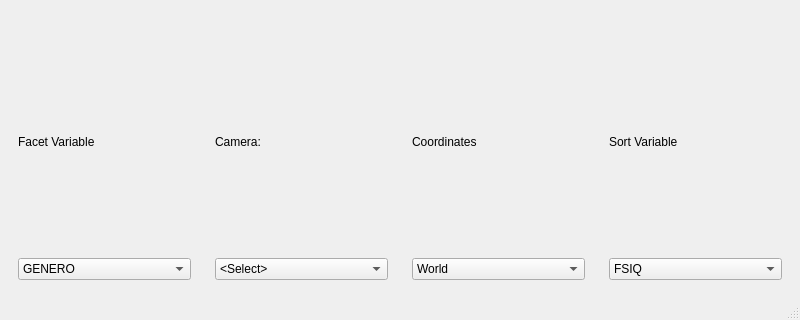
Qt form braviz/interaction/qt_guis/sample_overview.ui (diego0020/braviz-app) before a commit; both pictures show x 0 to 800 and y 280 to 600 of the 800 by 600 pixel window.
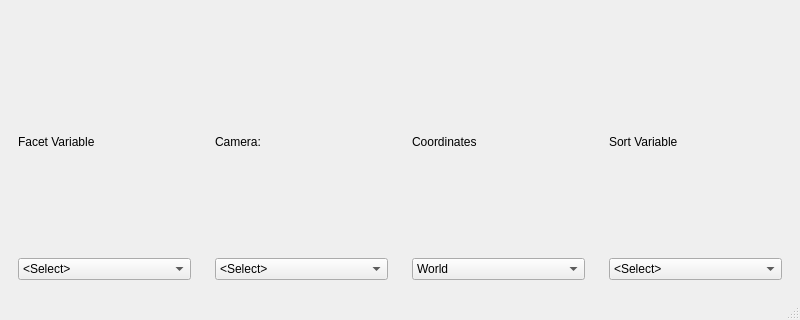
The same form after that commit.

Commit message: fill initial variables programatically

Diff of the .ui file:
```diff
--- a/braviz/interaction/qt_guis/sample_overview.ui
+++ b/braviz/interaction/qt_guis/sample_overview.ui
@@ -105,18 +105,13 @@
           <item>
            <widget class="QComboBox" name="nomina_combo">
             <property name="currentIndex">
-             <number>1</number>
+             <number>0</number>
             </property>
             <item>
              <property name="text">
               <string>&lt;Select&gt;</string>
              </property>
             </item>
-            <item>
-             <property name="text">
-              <string>GENERO</string>
-             </property>
-            </item>
            </widget>
           </item>
          </layout>
@@ -217,18 +212,13 @@
           <item>
            <widget class="QComboBox" name="rational_combo">
             <property name="currentIndex">
-             <number>1</number>
+             <number>0</number>
             </property>
             <item>
              <property name="text">
               <string>&lt;Select&gt;</string>
              </property>
             </item>
-            <item>
-             <property name="text">
-              <string>FSIQ</string>
-             </property>
-            </item>
            </widget>
           </item>
          </layout>
```
The commit also changes 1 other file.
